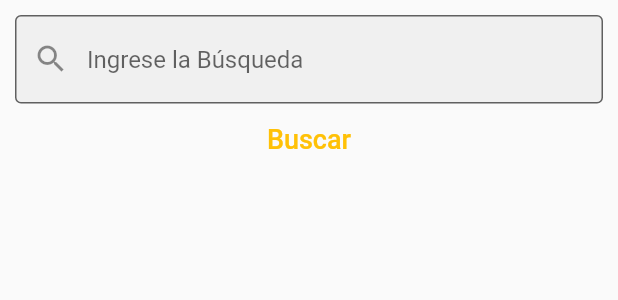
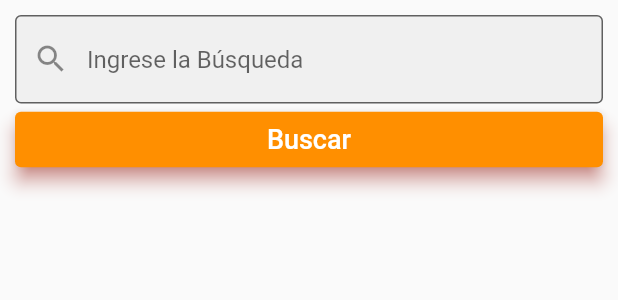
Before and after one commit to WiloCh/YourLibrary, a Flutter app: the SearchBooksWidget widget shown alone on an empty page, opened directly, on a phone screen of 412 x 824 dp. Shown: the top 300 px of the screen. Run offline on Flutter 3.47's test engine with Material 2 defaults, Android fonts, the phone set to English and light mode, and no system bars; our stand-ins replace image_picker; missing offline and left inert: cloudinary_public, progress_indicator; network calls fail.

Commit message:
Paguina de Search correcion de diseño

```diff
--- a/yourlibrary/lib/src/utils/views.dart
+++ b/yourlibrary/lib/src/utils/views.dart
@@ -12,7 +12,7 @@ class ItemMenu {
 
 List<ItemMenu> menuOptions = [
   ItemMenu(Icons.home, "Inicio"),
-  ItemMenu.create(Icons.library_books, "Buscar"),
+  ItemMenu.create(Icons.search, "Buscar"),
   ItemMenu.create(Icons.location_on, "Librerias"),
 ];
 
--- a/yourlibrary/lib/src/widgets/content/SearchBook_widget.dart
+++ b/yourlibrary/lib/src/widgets/content/SearchBook_widget.dart
@@ -28,11 +28,16 @@ class _SearchBooksWidgetState extends State<SearchBooksWidget> {
               width: double.infinity,
               child: TextButton(
                 onPressed: () {},
-                //color: Colors.amber,
+                style: TextButton.styleFrom(
+                  backgroundColor: Color(0XFFFF8F00),
+                  onSurface: Colors.amber.shade50,
+                  shadowColor: Colors.red,
+                  elevation: 5,
+                ),
                 child: Text(
                   'Buscar',
                   style: TextStyle(
-                    //color: Color.,
+                    color: Colors.white,
                     fontSize: 18,
                   ),
                 ),
```
Also changed, not shown: yourlibrary/lib/src/widgets/content/unreadbook_widget.dart (deleted, +0 -17 lines).
